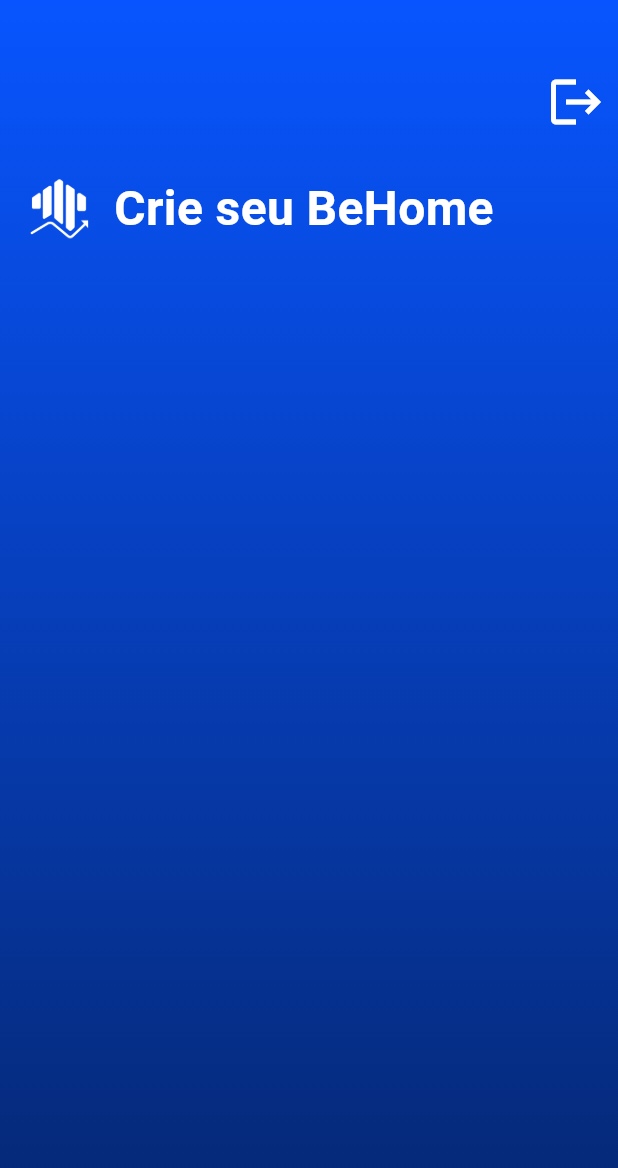
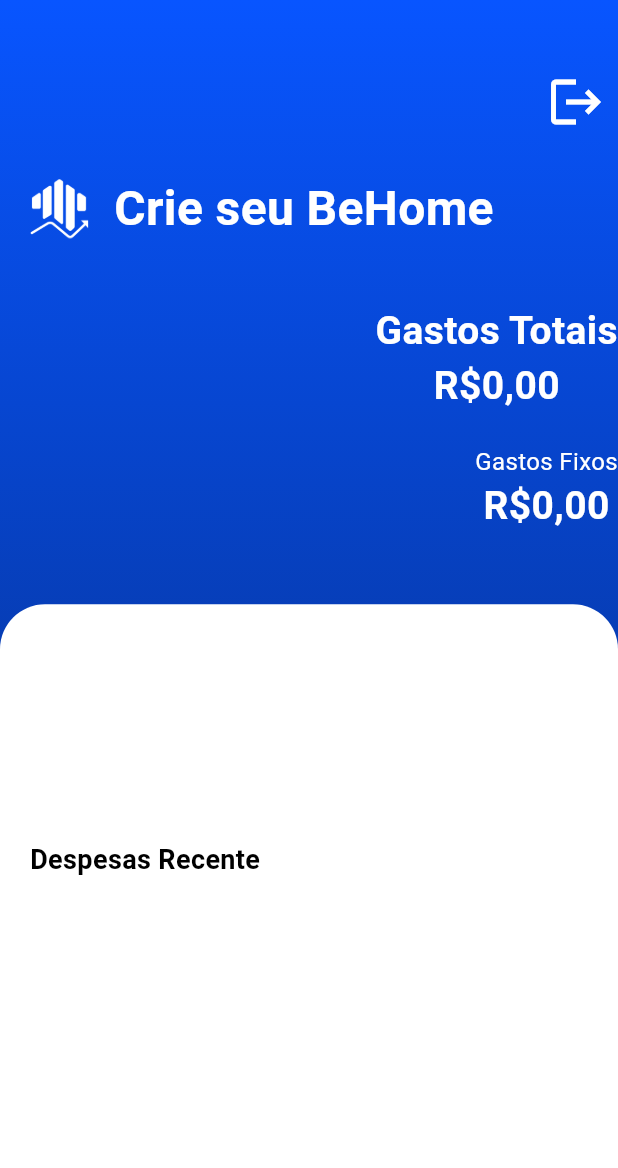
Before and after one commit to Redoze/Behome_-_DSI, a Flutter app: the screen it shows once a user with an empty profile is signed in, on a phone screen of 412 x 824 dp. Shown: the top 1168 px of the screen. Run offline on Flutter 3.47's test engine with Material 3 defaults, Android fonts, the phone set to English and light mode, and no system bars; our stand-ins replace firebase_auth, firebase_core; accounts and stored records are empty.

Commit message:
Update home_page.dart

```diff
--- a/lib/pages/home_page.dart
+++ b/lib/pages/home_page.dart
@@ -20,6 +20,38 @@
     }
   }
 
+  final totalAmountController = TextEditingController(text: 'R\$0.00');
+  final fixedExpensesController = TextEditingController(text: 'R\$0.00');
+
+  String totalAmount = 'R\$0,00';
+  String fixedExpenses = 'R\$0,00';
+  double initialY = -1;
+  double currentY = -1;
+
+  void_onVerticalDragUpdate(DragUpdateDetails details) {
+    setState(() {
+      currentY = details.localPosition.dy;
+    });
+  }
+
+  void _onVerticalDragEnd(_) {
+    setState(() {
+      initialY = currentY;
+    });
+  }
+
+  void incrementTotalAmount(String value) {
+    setState(() {
+      totalAmount = value;
+    });
+  }
+
+  void incrementFixedExpenses(String value) {
+    setState(() {
+      fixedExpenses = value;
+    });
+  }
+
   @override
   Widget build(BuildContext context) {
     return Scaffold(
@@ -36,14 +68,12 @@
           )),
           child: Container(
               alignment: Alignment.topLeft,
-              child: Column(
-                crossAxisAlignment: CrossAxisAlignment.end,
-                children: [
+              child:
+                  Column(crossAxisAlignment: CrossAxisAlignment.end, children: [
                 const SizedBox(height: 40),
                 IconButton(
                   onPressed: logout,
-                    icon:
-                        const Icon(Icons.logout, color: Colors.white, size: 40),
+                  icon: const Icon(Icons.logout, color: Colors.white, size: 40),
                 ),
                 const Padding(
                   padding: EdgeInsets.all(20),
@@ -55,8 +85,8 @@
                         padding: EdgeInsets.only(
                             right: 16), // Ajuste conforme necessário
                         child: Image(
-                            image: AssetImage(
-                                'assets/images/logo_behome_white.png'),
+                          image:
+                              AssetImage('assets/images/logo_behome_white.png'),
                           width: 40,
                         ),
                       ),
@@ -71,10 +101,114 @@
                     ],
                   ),
                 ),
-                ],
-              )),
+                Column(
+                  mainAxisAlignment: MainAxisAlignment.center,
+                  children: [
+                    Padding(
+                      //Total amount
+                      padding: EdgeInsets.only(top: 20),
+                      child: Text(
+                        "Gastos Totais",
+                        style: TextStyle(
+                          fontSize: 26,
+                          fontWeight: FontWeight.bold,
+                          color: Colors.white,
+                        ),
+                        textAlign: TextAlign.center,
                       ),
                     ),
-    );
+                    Text(
+                      totalAmount,
+                      style: TextStyle(
+                          fontSize: 26,
+                          fontWeight: FontWeight.bold,
+                          color: Colors.white),
+                      textAlign: TextAlign.center,
+                    ),
+                  ],
+                ),
+                Column(
+                  mainAxisAlignment: MainAxisAlignment.center,
+                  children: [
+                    Padding(
+                      // Fixed expenses
+                      padding: EdgeInsets.only(top: 20),
+                      child: Text(
+                        "Gastos Fixos",
+                        style: TextStyle(
+                          fontSize: 16,
+                          fontWeight: FontWeight.normal,
+                          color: Colors.white,
+                        ),
+                        textAlign: TextAlign.center,
+                      ),
+                    ),
+                    Text(
+                      totalAmount,
+                      style: TextStyle(
+                          fontSize: 26,
+                          fontWeight: FontWeight.bold,
+                          color: Colors.white),
+                      textAlign: TextAlign.center,
+                    ),
+                  ],
+                ),
+                Expanded(
+                    child: DraggableScrollableSheet(
+                  maxChildSize: 1.0,
+                  minChildSize: 0.9,
+                  initialChildSize: 0.9,
+                  builder: (BuildContext context,
+                      ScrollController scrollController) {
+                    return Container(
+                        decoration: BoxDecoration(
+                            color: Colors.white,
+                            borderRadius: BorderRadius.vertical(
+                                top: Radius.circular(30))),
+                        child: ListView(
+                          controller: scrollController,
+                          padding: EdgeInsets.only(top: 15),
+                          children: [
+                            Padding(
+                              // Residents
+                              padding: EdgeInsets.all(20),
+                              child: Container(
+                                height: MediaQuery.of(context).size.height * .1,
+                                child: ListView.builder(
+                                  scrollDirection: Axis.horizontal,
+                                  itemCount: 1,
+                                  itemBuilder:
+                                      (BuildContext context, int index) {
+                                    return Padding(
+                                        padding: EdgeInsets.all(8),
+                                        child: Column(
+                                          children: [
+                                            // Container for residents
+                                          ],
+                                        ));
+                                  },
+                                ),
+                              ),
+                            ),
+                            Padding(
+                              // Expenses
+                              padding: EdgeInsets.all(20),
+                              child: Column(
+                                crossAxisAlignment: CrossAxisAlignment.start,
+                                children: [
+                                  Text("Despesas Recente",
+                                      style: TextStyle(
+                                          fontSize: 18,
+                                          fontWeight: FontWeight.bold,
+                                          color: Colors.black)),
+                                ],
+                              ),
+                            ),
+                          ],
+                        ));
+                  },
+                ))
+              ]))),
+    ));
   }
 }
```
Lines whose indentation alone changed are shown as unchanged.
